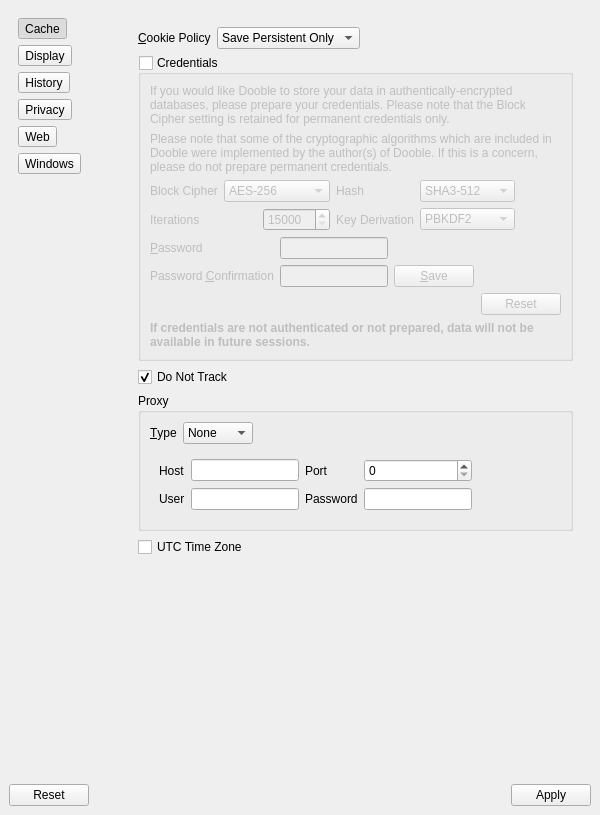
Qt form 2.x/UI/dooble_settings.ui (textbrowser/dooble) before a commit.
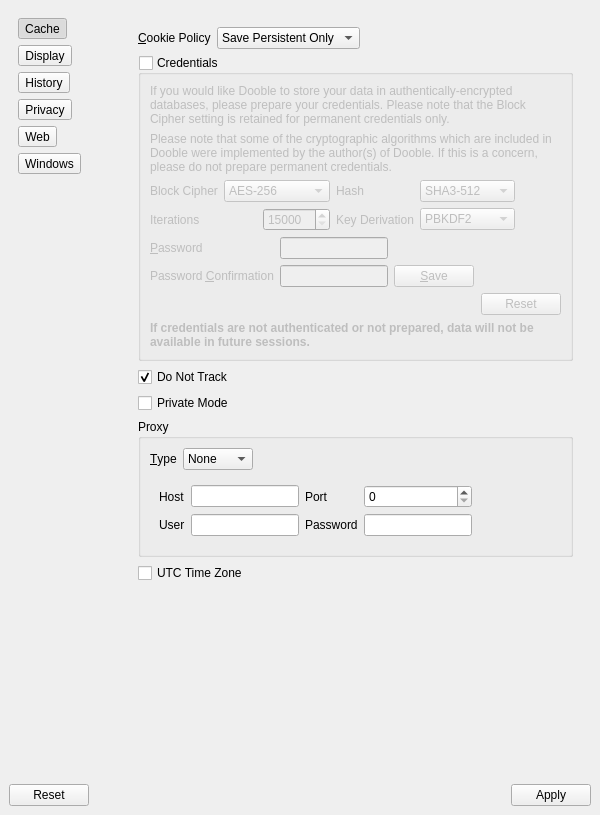
The same form after that commit. The open tabs and pages were chosen to show the change. Icons and pictures are not drawn.

Commit message: Private Mode.

What changed in the file:
```diff
--- a/2.x/UI/dooble_settings.ui
+++ b/2.x/UI/dooble_settings.ui
@@ -757,7 +757,7 @@
                <x>0</x>
                <y>0</y>
                <width>472</width>
-               <height>674</height>
+               <height>732</height>
               </rect>
              </property>
              <layout class="QVBoxLayout" name="verticalLayout_8">
@@ -1072,6 +1072,16 @@
                 </property>
                </widget>
               </item>
+              <item>
+               <widget class="QCheckBox" name="private_mode">
+                <property name="toolTip">
+                 <string>Launch Dooble in a private window.</string>
+                </property>
+                <property name="text">
+                 <string>Private Mode</string>
+                </property>
+               </widget>
+              </item>
               <item>
                <widget class="QGroupBox" name="groupBox_2">
                 <property name="title">
```
Left out of the diff: 3 changed lines with no effect on the pictures. The commit also changes 3 other files.
